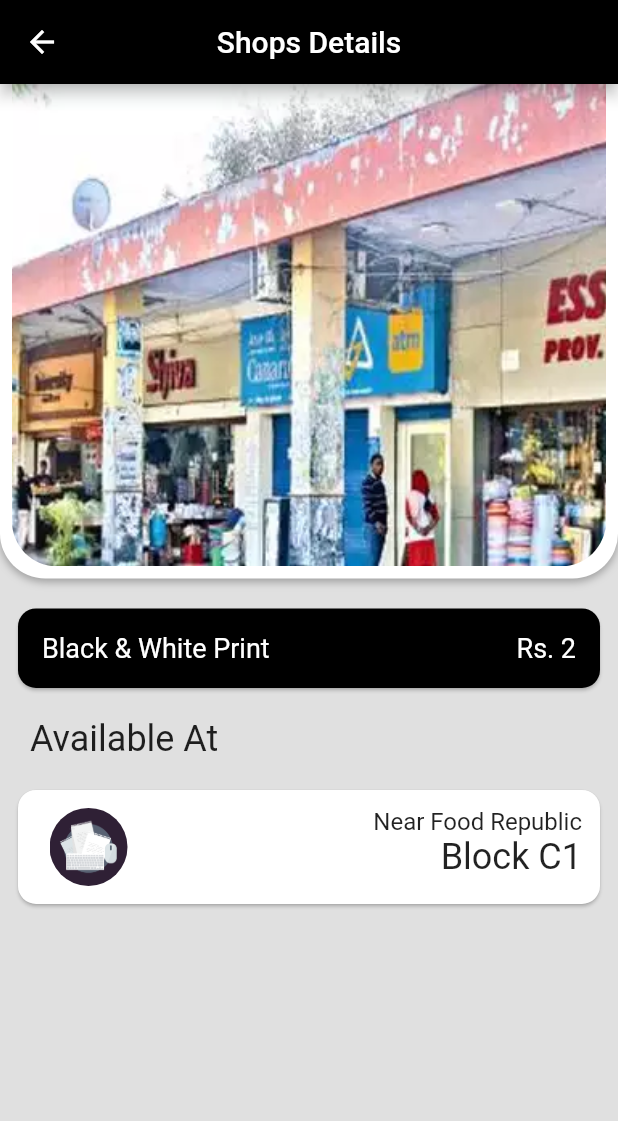
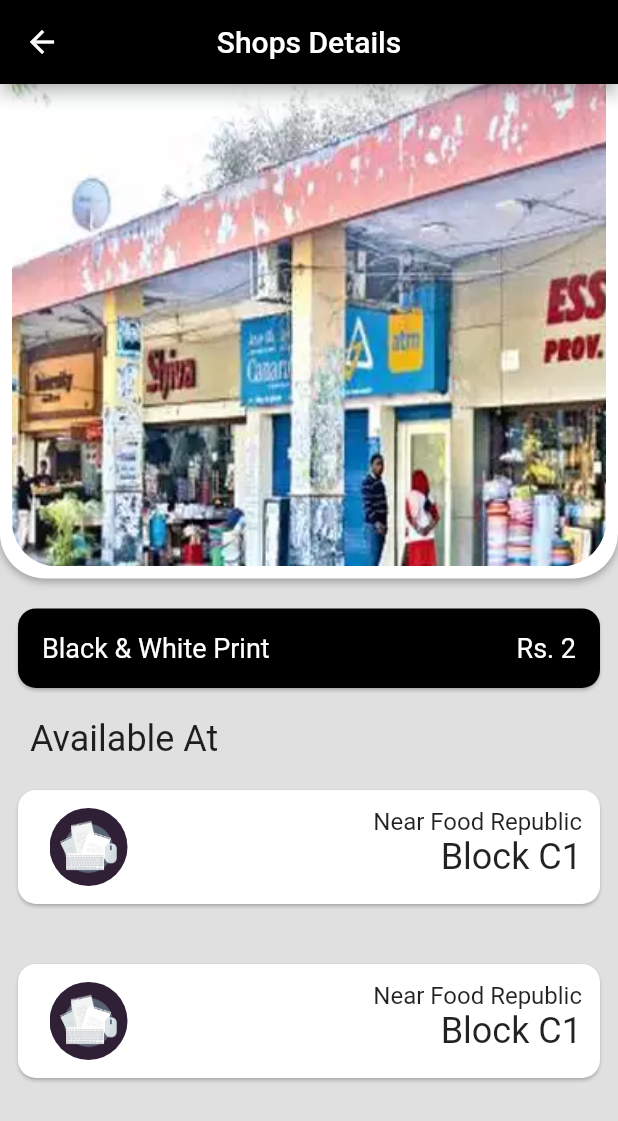
Before and after one commit to ayushsharman/budget_tracker, a Flutter app: the ShopDetailsPage screen opened directly, on a phone screen of 412 x 824 dp. Shown: the top 1121 px of the screen. Run offline on Flutter 3.47's test engine with Material 2 defaults, Android fonts, the phone set to English and light mode, and no system bars; our stand-ins replace fl_chart.

Commit message:
minor add ons

```diff
--- a/lib/pages/shops/shop_details_page.dart
+++ b/lib/pages/shops/shop_details_page.dart
@@ -106,6 +106,23 @@ class ShopDetailsPage extends StatelessWidget {
               ),
             ),
           ),
+
+          Padding(
+            padding: const EdgeInsets.all(8.0),
+            child: SizedBox(
+              height: 100,
+              child: ShopCard(
+                name: "Near Food Republic",
+                amount: "Block C1",
+                image: Image.asset(
+                  "asset/print.png",
+                  fit: BoxFit.cover,
+                ),
+              ),
+            ),
+          ),
+
+
         ],
       ),
     );
```
